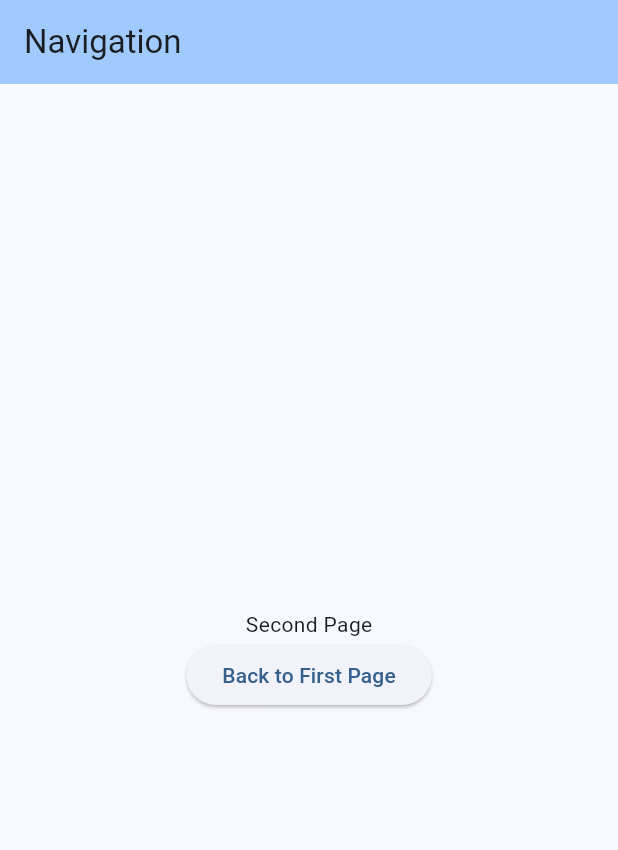
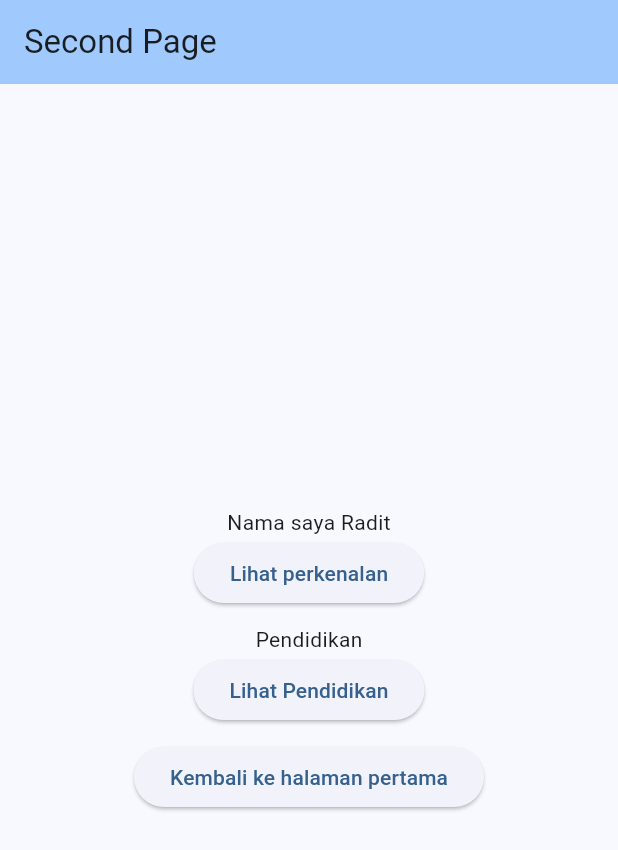
Before and after one commit to fauzihub13/flutter_intermediate, a Flutter app: the screen it shows after launch, after a tap on "Next to Second Page", on a phone screen of 412 x 824 dp. Shown: the top 850 px of the screen. Run offline on Flutter 3.47's test engine with Material 3 defaults, Android fonts, the phone set to English and light mode, and no system bars.

Commit message:
feat: learn route and navigation advance

```diff
--- a/lib/main.dart
+++ b/lib/main.dart
@@ -1,5 +1,7 @@
 import 'package:flutter/material.dart';
+import 'package:mastering_flutter/navigation-routing/education_page.dart';
 import 'package:mastering_flutter/navigation-routing/first_page.dart';
+import 'package:mastering_flutter/navigation-routing/introduction_page.dart';
 import 'package:mastering_flutter/navigation-routing/second_page.dart';
 
 void main() {
@@ -23,6 +25,8 @@ class MyApp extends StatelessWidget {
       routes: {
         '/': (context) => const FirstPage(),
         '/second': (context) => const SecondPage(),
+        '/introduction': (context) => const IntroductionPage(),
+        '/education': (context) => const EducationPage(),
       },
     );
   }
--- a/lib/navigation-routing/first_page.dart
+++ b/lib/navigation-routing/first_page.dart
@@ -1,5 +1,4 @@
 import 'package:flutter/material.dart';
-import 'package:mastering_flutter/navigation-routing/second_page.dart';
 
 class FirstPage extends StatefulWidget {
   const FirstPage({super.key});
@@ -14,7 +13,7 @@ class _FirstPageState extends State<FirstPage> {
     return Scaffold(
       appBar: AppBar(
         backgroundColor: Theme.of(context).colorScheme.inversePrimary,
-        title: const Text('Navigation'),
+        title: const Text('Home Page'),
       ),
       body: Center(
         child: Column(
@@ -24,11 +23,12 @@ class _FirstPageState extends State<FirstPage> {
             const Text('First Page'),
             ElevatedButton(
                 onPressed: () {
-                  Navigator.of(context, rootNavigator: true).pushNamed('/second');
+                  Navigator.of(context, rootNavigator: true)
+                      .pushNamed('/second');
 
-                  Navigator.of(context).push(MaterialPageRoute(builder: (_) {
-                    return const SecondPage();
-                  }));
+                  // Navigator.of(context).push(MaterialPageRoute(builder: (_) {
+                  //   return const SecondPage();
+                  // }));
 
                   // Navigator.push(context, MaterialPageRoute(builder: (_) {
                   //   return const SecondPage();
--- a/lib/navigation-routing/second_page.dart
+++ b/lib/navigation-routing/second_page.dart
@@ -13,7 +13,7 @@ class _SecondPageState extends State<SecondPage> {
     return Scaffold(
       appBar: AppBar(
         backgroundColor: Theme.of(context).colorScheme.inversePrimary,
-        title: const Text('Navigation'),
+        title: const Text('Second Page'),
         automaticallyImplyLeading: false,
       ),
       body: Center(
@@ -21,13 +21,29 @@ class _SecondPageState extends State<SecondPage> {
           mainAxisAlignment: MainAxisAlignment.center,
           crossAxisAlignment: CrossAxisAlignment.center,
           children: [
-            const Text('Second Page'),
+            const Text('Nama saya Radit'),
+            ElevatedButton(
+                onPressed: () {
+                  Navigator.of(context).pushNamed('/introduction');
+                },
+                child: const Text('Lihat perkenalan')),
+            const SizedBox(
+              height: 10,
+            ),
+            const Text('Pendidikan'),
+            ElevatedButton(
+                onPressed: () {
+                  Navigator.of(context).pushNamed('/education');
+                },
+                child: const Text('Lihat Pendidikan')),
+            const SizedBox(
+              height: 10,
+            ),
             ElevatedButton(
                 onPressed: () {
                   Navigator.of(context).pop();
-                  // Navigator.pop(context);
                 },
-                child: const Text('Back to First Page'))
+                child: const Text('Kembali ke halaman pertama')),
           ],
         ),
       ),
```
Also changed, not shown: lib/navigation-routing/education_page.dart (added, +29 -0 lines), lib/navigation-routing/introduction_page.dart (added, +29 -0 lines).
